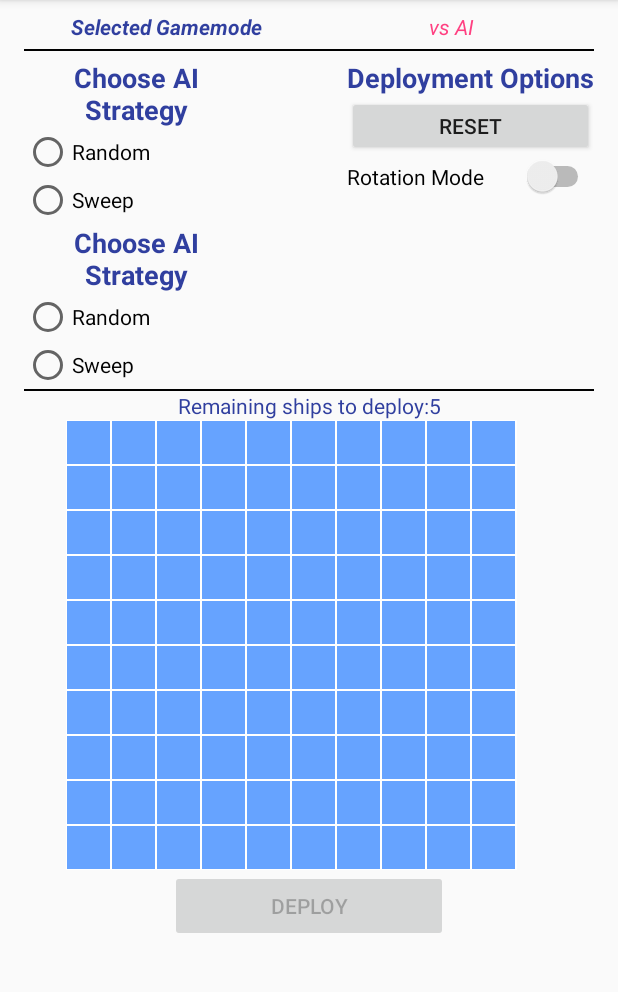
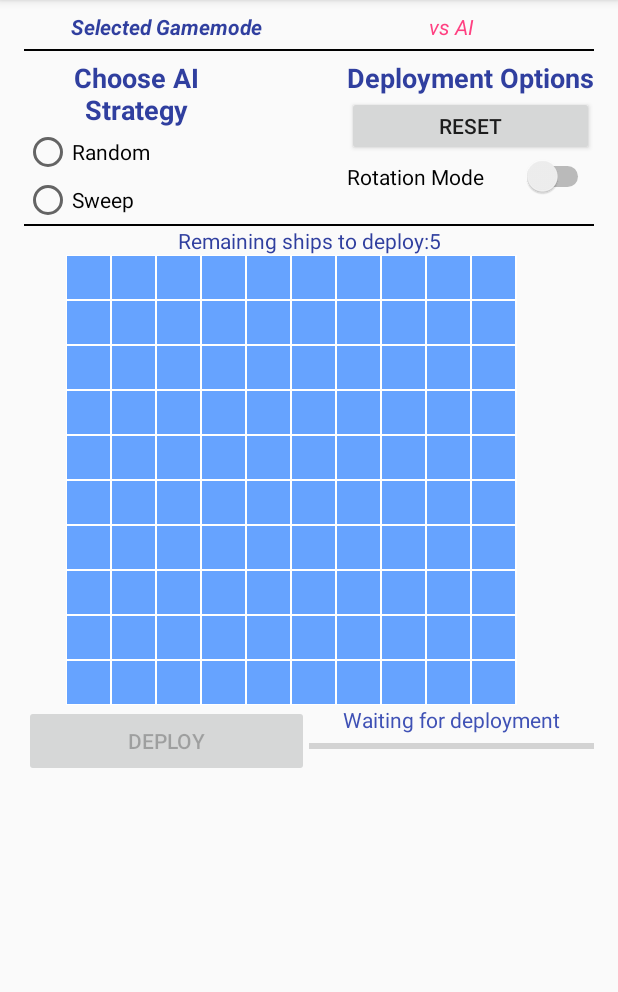
Before and after one commit to MichaelsPlayground/Java-Android-Battleship-Org, an Android app: the screen it shows after launch (DeploymentActivity), after a tap on "PLAY SINGLEPLAYER", on a phone screen of 412 x 824 dp, the part 84-1076 px from its top. Run offline under Robolectric (Android 15) with nearby library versions, the phone set to English and light mode, and no system bars.

Commit message:
Added bluetooth client code

```diff
--- a/app/src/main/AndroidManifest.xml
+++ b/app/src/main/AndroidManifest.xml
@@ -1,6 +1,9 @@
 <?xml version="1.0" encoding="utf-8"?>
 <manifest xmlns:android="http://schemas.android.com/apk/res/android"
     package="edu.utep.cs.cs4330.battleship">
+
+    <uses-permission android:name="android.permission.BLUETOOTH" />
+
 
     <application
         android:allowBackup="true"
--- a/app/src/main/java/edu/utep/cs/cs4330/battleship/activity/DeploymentActivity.java
+++ b/app/src/main/java/edu/utep/cs/cs4330/battleship/activity/DeploymentActivity.java
@@ -1,8 +1,11 @@
 // Author: Jose Perez <josegperez@mail.com> and Diego Reynoso
 package edu.utep.cs.cs4330.battleship.activity;
 
+import android.bluetooth.BluetoothAdapter;
 import android.content.Intent;
 import android.os.Bundle;
+import android.os.Handler;
+import android.os.Message;
 import android.support.v4.app.Fragment;
 import android.support.v4.app.FragmentTransaction;
 import android.support.v7.app.AppCompatActivity;
@@ -10,14 +13,20 @@ import android.util.Log;
 import android.view.View;
 import android.widget.Button;
 import android.widget.CompoundButton;
+import android.widget.ProgressBar;
 import android.widget.RadioGroup;
 import android.widget.Switch;
 import android.widget.TextView;
+import android.widget.Toast;
 
 import com.google.gson.Gson;
 
+import edu.utep.cs.cs4330.battleship.AcceptThread;
+import edu.utep.cs.cs4330.battleship.ConnectedThread;
 import edu.utep.cs.cs4330.battleship.DeployAIFragment;
 import edu.utep.cs.cs4330.battleship.DeployMultiFragment;
+import edu.utep.cs.cs4330.battleship.MessageConstants;
+import edu.utep.cs.cs4330.battleship.NetworkType;
 import edu.utep.cs.cs4330.battleship.R;
 import edu.utep.cs.cs4330.battleship.ai.StrategyType;
 import edu.utep.cs.cs4330.battleship.model.GameType;
@@ -32,10 +41,11 @@ public class DeploymentActivity extends AppCompatActivity implements DeploymentB
     private Switch switchRotation;
     private RadioGroup radioGroupStrategy;
     private Button buttonDeploy;
+    private TextView textDeployProgress;
+    private ProgressBar progressBarDeploy;
+
 
     private GameType gameType;
-
-
     private Fragment fragmentDeployment;
     private boolean isFragmentReady = false;
 
@@ -50,25 +60,25 @@ public class DeploymentActivity extends AppCompatActivity implements DeploymentB
         buttonDeploy = (Button) findViewById(R.id.btnDeploy);
         switchRotation = (Switch) findViewById(R.id.switch_rotation);
         textDeployStatus = (TextView) findViewById(R.id.textDeployStatus);
-        radioGroupStrategy = (RadioGroup) findViewById(R.id.radioGroupStrategy);
+        textDeployProgress = (TextView) findViewById(R.id.textDeployProgress);
+        progressBarDeploy = (ProgressBar) findViewById(R.id.progressBarDeployment);
 
         Bundle extras = getIntent().getExtras();
         if (extras != null) {
             gameType = (GameType)extras.get(getString(R.string.main_menu_intent_gamemode));
 
-            Fragment newFragment;
-
             if(gameType == GameType.Singleplayer){
                 textGamemode.setText(getString(R.string.main_menu_singleplayer_description));
-                newFragment = (Fragment)new DeployAIFragment();
+                fragmentDeployment = new DeployAIFragment();
             }
             else{
                 textGamemode.setText(getString(R.string.main_menu_multiplayer_description));
-                newFragment = (Fragment)new DeployMultiFragment();
+                fragmentDeployment = new DeployMultiFragment();
             }
 
+            // Add Fragment to UI
             FragmentTransaction transaction = getSupportFragmentManager().beginTransaction();
-            transaction.add(R.id.fragmentDeploy, newFragment);
+            transaction.add(R.id.fragment_container, fragmentDeployment);
             transaction.commit();
 
         }
@@ -108,7 +118,6 @@ public class DeploymentActivity extends AppCompatActivity implements DeploymentB
 
     public void checkReady() {
         int shipTotal = boardViewDeployment.getRemainingShips();
-        boolean isFragmentReady = true;
         boolean isReady = (shipTotal == 0 && isFragmentReady);
         buttonDeploy.setEnabled(isReady);
     }
@@ -119,19 +128,68 @@ public class DeploymentActivity extends AppCompatActivity implements DeploymentB
         checkReady();
     }
 
+    private BluetoothAdapter bluetoothAdapter;
+    private int REQUEST_DISCOVER = 15;
     public void onClickDeploy(View v) {
         Intent i = new Intent(this, GameActivity.class);
         i.putExtra(getString(R.string.deployment_intent_board), boardViewDeployment.getBoard());
 
-        // Singleplayer VS AI game
+        // Single-player VS AI game
         if(gameType == GameType.Singleplayer){
             // Get the strategy from the fragment
             DeployAIFragment fragment = (DeployAIFragment)fragmentDeployment;
             i.putExtra(getString(R.string.deployment_intent_strategy), fragment.strategyAI);
             startActivity(i);
         }
+        // Multi-player VS Human game
+        else{
+            DeployMultiFragment fragment = (DeployMultiFragment)fragmentDeployment;
+            NetworkType networkType = fragment.networkType;
+            bluetoothAdapter = BluetoothAdapter.getDefaultAdapter();
 
+            // Hosting
+            if(networkType == NetworkType.Host){
+                Intent intent = new Intent(BluetoothAdapter.ACTION_REQUEST_DISCOVERABLE);
+                // 300 seconds = 5 minutes
+                intent.putExtra(BluetoothAdapter.EXTRA_DISCOVERABLE_DURATION, 300);
+                startActivityForResult(intent, REQUEST_DISCOVER);
+                progressBarDeploy.setIndeterminate(true);
+                textDeployProgress.setText("Waiting for client");
+            }
+            // Client
+            else{
+
+            }
+        }
 
 
     }
+
+    private Handler connectedHandler = new Handler(){
+        @Override
+        public void handleMessage(Message msg) {
+            if(msg.what == MessageConstants.MESSAGE_CONNECTED){
+                Log.d("Debug", "Game to start now!");
+                progressBarDeploy.setIndeterminate(false);
+                textDeployProgress.setText("Connected!");
+            }
+        }
+    };
+
+    @Override
+    protected void onActivityResult(int requestCode, int resultCode, Intent data) {
+        super.onActivityResult(requestCode, resultCode, data);
+
+        if(requestCode == REQUEST_DISCOVER){
+            if(resultCode == 300){
+                Thread accept = new AcceptThread(this, connectedHandler, bluetoothAdapter);
+                accept.start();
+                ConnectedThread.setHandler(connectedHandler);
+            }
+            else{
+                progressBarDeploy.setIndeterminate(false);
+                textDeployProgress.setText("Waiting for deployment");
+            }
+        }
+    }
 }
--- a/app/src/main/res/layout/activity_deployment.xml
+++ b/app/src/main/res/layout/activity_deployment.xml
@@ -51,13 +51,12 @@
         android:layout_height="wrap_content">
 
 
-        <fragment
+        <LinearLayout
+            android:id="@+id/fragment_container"
+            android:layout_height="wrap_content"
             android:layout_width="wrap_content"
-            android:layout_height="wrap_content"
-            android:name="edu.utep.cs.cs4330.battleship.DeployAIFragment"
-            android:id="@+id/fragmentDeploy"
-            android:layout_weight="1"
-            tools:layout="@layout/fragment_deploy_ai" />
+            android:orientation="vertical"
+            />
 
         <Space
             android:layout_width="wrap_content"
@@ -127,6 +126,7 @@
             android:textAlignment="center"
             android:layout_height="300dp"
             android:layout_weight="1" />
+
     </LinearLayout>
 
     <LinearLayout
@@ -135,24 +135,40 @@
         android:layout_height="match_parent"
         android:id="@+id/deployLayout">
 
-        <Space
-            android:layout_width="wrap_content"
-            android:layout_height="wrap_content"
-            android:layout_weight="1" />
-
         <Button
             android:text="@string/deployment_deploy"
-            android:layout_width="wrap_content"
+            android:layout_width="match_parent"
             android:layout_height="wrap_content"
             android:id="@+id/btnDeploy"
             android:layout_weight="1"
             android:enabled="false"
             android:onClick="onClickDeploy" />
 
-        <Space
-            android:layout_width="wrap_content"
+        <LinearLayout
+            android:orientation="vertical"
+            android:layout_width="match_parent"
             android:layout_height="wrap_content"
-            android:layout_weight="1" />
+            android:layout_weight="1">
+
+            <TextView
+                android:text="Waiting for deployment"
+                android:layout_width="match_parent"
+                android:layout_height="wrap_content"
+                android:id="@+id/textDeployProgress"
+                android:layout_weight="1"
+                android:textAlignment="center"
+                android:textSize="14sp"
+                android:textColor="@color/colorPrimary" />
+
+            <ProgressBar
+                style="?android:attr/progressBarStyleHorizontal"
+                android:layout_width="match_parent"
+                android:layout_height="wrap_content"
+                android:id="@+id/progressBarDeployment"
+                android:layout_weight="1"
+                android:indeterminate="false" />
+        </LinearLayout>
+
     </LinearLayout>
 
 </LinearLayout>
--- a/app/src/main/res/values/strings.xml
+++ b/app/src/main/res/values/strings.xml
@@ -1,6 +1,7 @@
 <resources>
 
     <string name="app_name">Battleship</string>
+    <string name="app_uuid">d3913c42-6128-4427-9674-6374f2690ebf</string>
 
     <!-- Main Menu Activity -->
     <string name="main_menu">Main Menu</string>
@@ -24,8 +25,8 @@
     <string name="deployment_intent_strategy">Strategy</string>
 
     <!-- Game Activity -->
-    <string name="game_own_board">Your ships</string>
-    <string name="game_opponent_board">Your opponent</string>
+    <string name="game_own_board">Deployed Troops</string>
+    <string name="game_opponent_board">Find The Enemy Ships!</string>
     <string name="game_turn">Turn:</string>
     <string name="game_turn_player">Yours</string>
     <string name="game_turn_ai">AI</string>
```
Also changed, not shown: app/src/main/java/edu/utep/cs/cs4330/battleship/AcceptThread.java (added, +65 -0 lines), app/src/main/java/edu/utep/cs/cs4330/battleship/ConnectedThread.java (added, +93 -0 lines), app/src/main/java/edu/utep/cs/cs4330/battleship/MessageConstants.java (added, +9 -0 lines).
